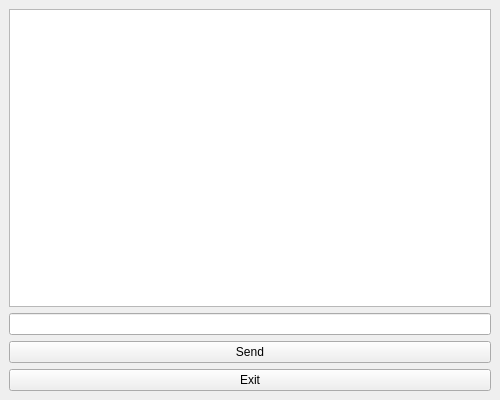
Above: ai-assistant/ui/chat_interface.ui from not-dispersion/local-ai-assistant before the change. Below: the same form after it.
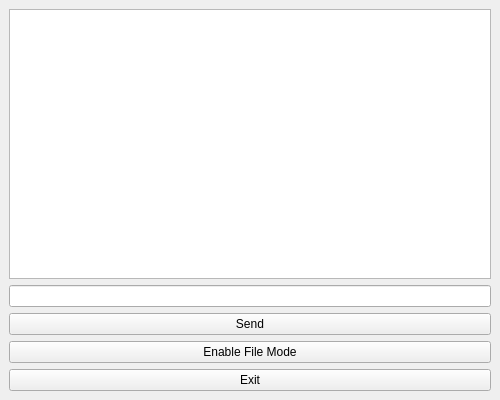
That is the form after the change.

Diff of the .ui file:
```diff
--- a/ai-assistant/ui/chat_interface.ui
+++ b/ai-assistant/ui/chat_interface.ui
@@ -32,6 +32,13 @@
       </property>
      </widget>
     </item>
+    <item>
+     <widget class="QPushButton" name="fileModeButton">
+      <property name="text">
+       <string>Enable File Mode</string>
+      </property>
+     </widget>
+    </item>
     <item>
      <widget class="QPushButton" name="exitButton">
       <property name="text">
```
Left out of the diff: 1 changed line with no effect on the pictures.
